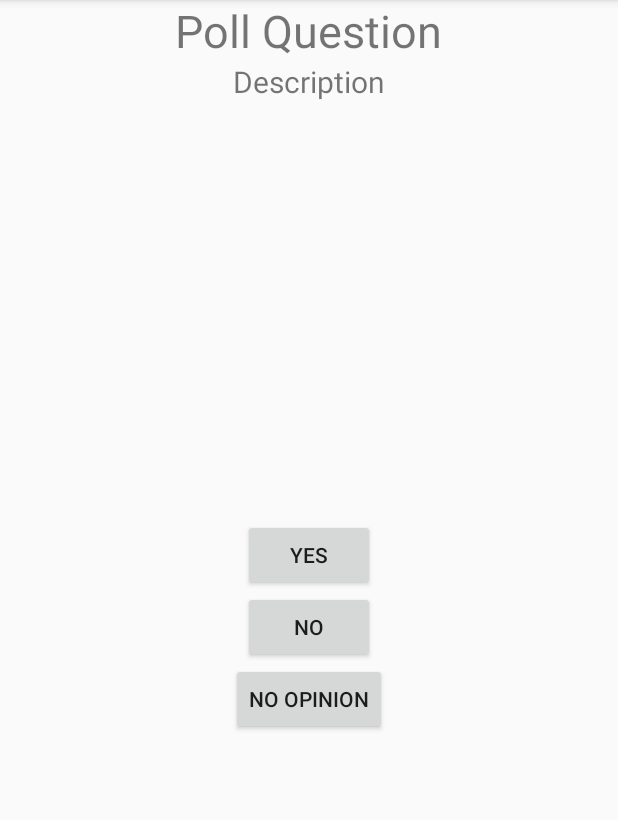
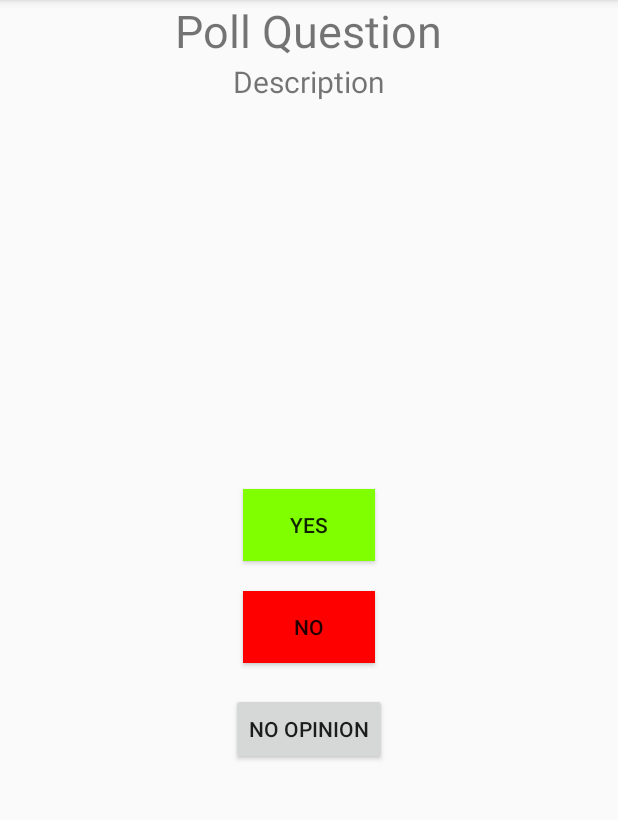
Before and after one commit to tennispro7797/Political-Polling, an Android app: the AnswerPollActivity screen opened directly, with no data from a screen before it, on a phone screen of 412 x 824 dp, the part 84-904 px from its top. Run offline under Robolectric (Android 15) with nearby library versions, the phone set to English and light mode, and no system bars.

Commit message:
added colors for buttons and included spacing around buttons

```diff
--- a/app/src/main/res/layout/activity_answer_poll.xml
+++ b/app/src/main/res/layout/activity_answer_poll.xml
@@ -30,16 +30,21 @@
         <Button
             android:layout_width="wrap_content"
             android:layout_height="wrap_content"
-            android:text="Yes"/>
+            android:layout_margin="10dp"
+            android:text="Yes"
+            android:background="@color/chartreuse" />
 
         <Button
             android:layout_width="wrap_content"
             android:layout_height="wrap_content"
-            android:text="No"/>
+            android:layout_margin="10dp"
+            android:text="No"
+            android:background="@color/red" />
 
         <Button
             android:layout_width="wrap_content"
             android:layout_height="wrap_content"
+            android:layout_margin="10dp"
             android:text="No Opinion"/>
     </LinearLayout>
 
--- a/app/src/main/res/values/colors.xml
+++ b/app/src/main/res/values/colors.xml
@@ -3,4 +3,7 @@
     <color name="colorPrimary">#3F51B5</color>
     <color name="colorPrimaryDark">#303F9F</color>
     <color name="colorAccent">#FF4081</color>
+    <color name="chartreuse">#7FFF00</color>
+    <color name="red">#FF0000</color>
+
 </resources>
```
